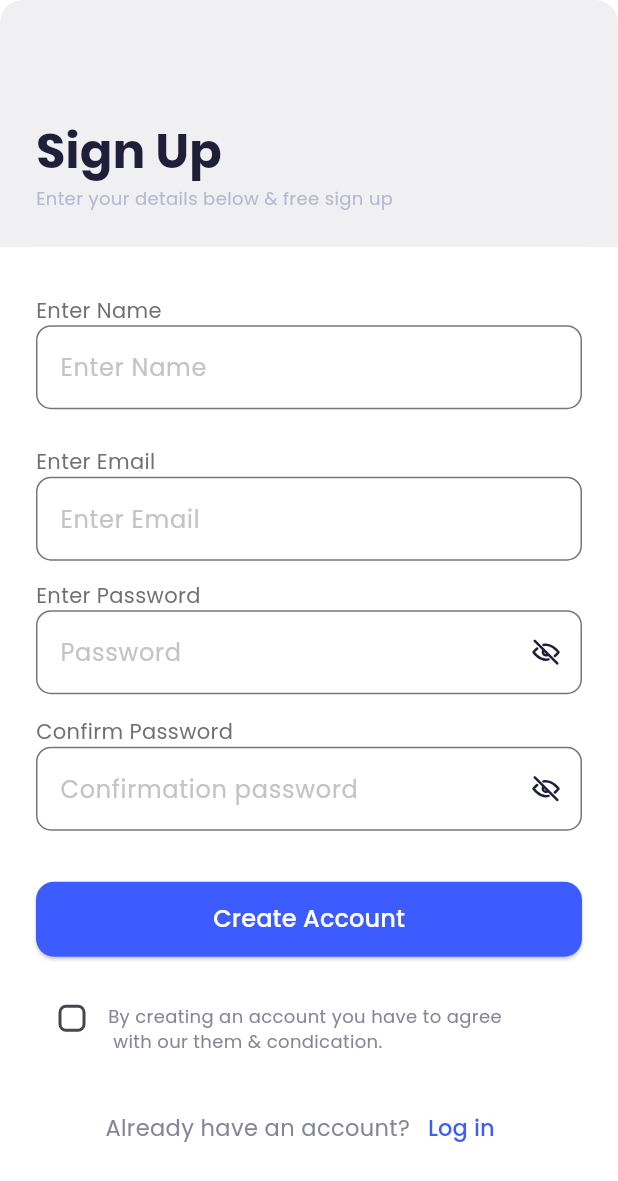
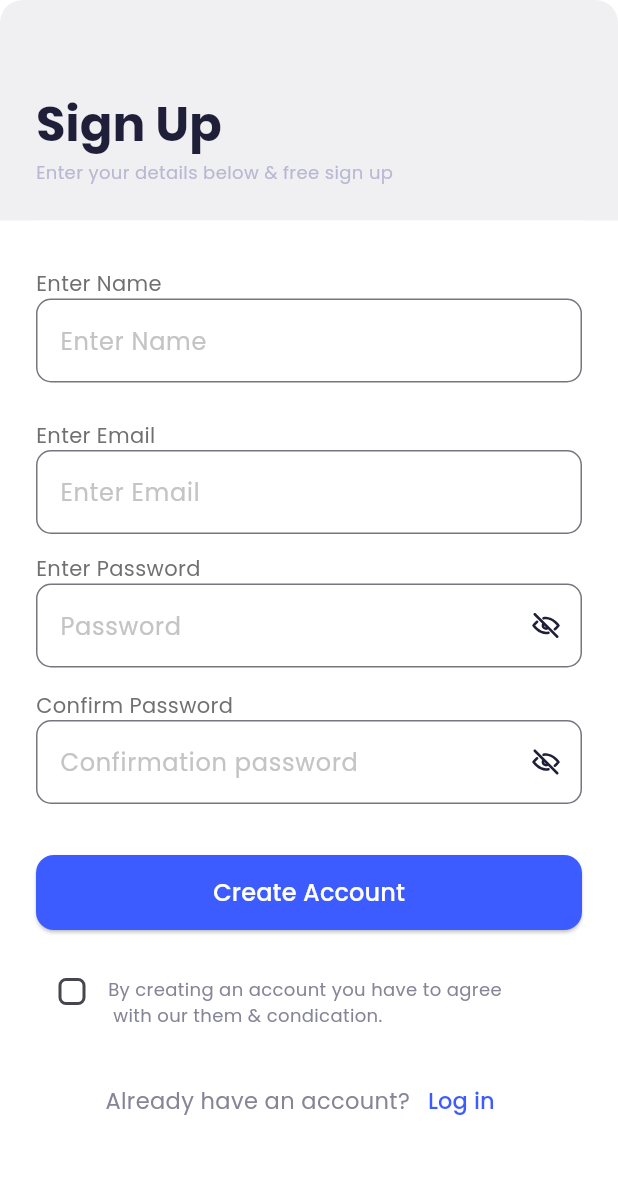
Before and after one commit to LearnTrackProject/coursely, a Flutter app: the screen it shows after launch, after a tap on "Sign Up", on a phone screen of 412 x 824 dp. Shown: the top 1181 px of the screen. Run offline on Flutter 3.47's test engine with Material 3 defaults, Android fonts, the phone set to English and light mode, and no system bars; our stand-ins replace flutter_svg, gap, go_router, pinput; missing offline and left inert: flutter_intl_phone_field.

Commit message:
Added new screens

```diff
--- a/lib/core/constants/app_images.dart
+++ b/lib/core/constants/app_images.dart
@@ -2,10 +2,12 @@ class AppImages {
   static const String onboarding1 = "assets/images/onboarding1.png";
   static const String onboarding2 = "assets/images/onboarding2.png";
   static const String onboarding3 = "assets/images/onboarding3.png";
-  static const String illustration = "assets/images/illustration.png";
+  static const String phonePng = "assets/images/phone.png";
+  static const String closePng = "assets/icons/close.png";
   static const String facebookSvg = "assets/icons/facebook.svg";
   static const String googleSvg = "assets/icons/google.svg";
   static const String eyeSvg = "assets/icons/eye.svg";
   static const String storePic = "assets/images/playstore-icon.png";
   static const String rightSvg = "assets/icons/right.svg";
+  static const String backPng = "assets/icons/left.png";
 }
--- a/lib/core/constants/routes.dart
+++ b/lib/core/constants/routes.dart
@@ -1,6 +1,8 @@
-import 'package:coursely/features/auth/presentation/page/forget_password_screen.dart';
+import 'package:coursely/features/auth/presentation/page/completed_registeration_screen.dart';
 import 'package:coursely/features/auth/presentation/page/login_screen.dart';
+import 'package:coursely/features/auth/presentation/page/phone_login_screen.dart';
 import 'package:coursely/features/auth/presentation/page/register_screen.dart';
+import 'package:coursely/features/auth/presentation/page/verify_phone_screen.dart';
 import 'package:coursely/features/splash/splash_screen.dart';
 import 'package:go_router/go_router.dart';
 
@@ -9,23 +11,32 @@ class Routes {
   // static const String welcome = '/welcome';
   static const String login = '/login';
   static const String register = '/register';
-  static const String forgetPassword = '/ForgetPassword';
-
+  // static const String forgetPassword = '/ForgetPassword';
+  static const String phoneLogin = '/phoneLogin';
+  static const String verifyPhone = '/verifyPhone';
+  static const String completedRegister = '/completedRegister';
 
   static final routes = GoRouter(
     initialLocation: splash,
     routes: [
       GoRoute(path: splash, builder: (context, state) => const SplashScreen()),
+      GoRoute(path: login, builder: (context, state) => LoginScreen()),
+      // GoRoute(
+      //   path: forgetPassword,
+      //   builder: (context, state) =>  ForgetPasswordScreen(),
+      // ),
+      GoRoute(path: register, builder: (context, state) => RegisterScreen()),
       GoRoute(
-        path: login,
-        builder: (context, state) =>  LoginScreen(),
+        path: phoneLogin,
+        builder: (context, state) => PhoneLoginScreen(),
       ),
       GoRoute(
-        path: forgetPassword,
-        builder: (context, state) =>  ForgetPasswordScreen(),
-      ),GoRoute(
-        path: register,
-        builder: (context, state) =>  RegisterScreen(),
+        path: verifyPhone,
+        builder: (context, state) => verifyPhoneScreen(),
+      ),
+      GoRoute(
+        path: completedRegister,
+        builder: (context, state) => CompletedRegisterationScreen(),
       ),
     ],
   );
--- a/lib/core/widgets/main_button.dart
+++ b/lib/core/widgets/main_button.dart
@@ -1,4 +1,3 @@
-
 import 'package:coursely/core/utils/app_colors.dart';
 import 'package:coursely/core/utils/text_styles.dart';
 import 'package:flutter/material.dart';
@@ -29,15 +28,21 @@ class MainButton extends StatelessWidget {
       width: width,
       height: height,
       child: ElevatedButton(
+
         style: ElevatedButton.styleFrom(
 
           backgroundColor: bgColor,
-          shape: RoundedRectangleBorder(borderRadius: BorderRadius.circular(12)),
+          shape: RoundedRectangleBorder(
+            borderRadius: BorderRadius.circular(12),
+          ),
         ),
         onPressed: onPressed,
         child: Text(
           text,
-          style: TextStyles.textStyle16.copyWith(color: textColor),
+          style: TextStyles.textStyle16.copyWith(
+            color: textColor,
+            fontWeight: FontWeight.w500,
+          ),
         ),
       ),
     );
--- a/lib/features/auth/presentation/page/login_screen.dart
+++ b/lib/features/auth/presentation/page/login_screen.dart
@@ -27,26 +27,16 @@ class _buildLoginBody extends StatelessWidget {
 
   @override
   Widget build(BuildContext context) {
-    return SafeArea(
+    return Scaffold(
+      backgroundColor: AppColors.lightGrey,
+      body: SafeArea(
         child: Form(
           child: Column(
+            crossAxisAlignment: CrossAxisAlignment.start,
             children: [
-            Expanded(
-              child: Container(
-                padding: EdgeInsets.only(bottom: 24, left: 24),
-                width: double.infinity,
-                decoration: BoxDecoration(
-                  color: AppColors.lightGrey,
-                  borderRadius: BorderRadius.only(
-                    topLeft: Radius.circular(15),
-                    topRight: Radius.circular(15),
-                  ),
-                ),
-                child: Column(
-                  mainAxisAlignment: MainAxisAlignment.end,
-                  children: [
-                    Align(
-                      alignment: Alignment.bottomLeft,
+              Padding(padding: EdgeInsetsGeometry.symmetric(vertical: 60)),
+              Padding(
+                padding: const EdgeInsets.all(20.0),
                 child: Text(
                   'Log In',
                   style: TextStyles.textStyle32.copyWith(
@@ -54,19 +44,16 @@ class _buildLoginBody extends StatelessWidget {
                   ),
                 ),
               ),
-                  ],
-                ),
-              ),
-            ),
               Expanded(
-              flex: 4,
-              child: Container(
-                width: double.infinity,
+                child: Stack(
+                  children: [
+                    Container(
+                      // height: 600,
                       decoration: BoxDecoration(
                         color: AppColors.backGroundColor,
                         borderRadius: BorderRadius.only(
-                    topLeft: Radius.circular(24),
-                    topRight: Radius.circular(24),
+                          topLeft: Radius.circular(20),
+                          topRight: Radius.circular(20),
                         ),
                       ),
                       child: Padding(
@@ -107,7 +94,7 @@ class _buildLoginBody extends StatelessWidget {
                                 onPressed: () {
                                   Navigation.pushNamedTo(
                                     context,
-                              Routes.forgetPassword,
+                                    Routes.phoneLogin,
                                   );
                                 },
                                 child: Text(
@@ -151,7 +138,9 @@ class _buildLoginBody extends StatelessWidget {
                               children: [
                                 Expanded(child: Divider()),
                                 Padding(
-                            padding: const EdgeInsets.symmetric(horizontal: 20),
+                                  padding: const EdgeInsets.symmetric(
+                                    horizontal: 20,
+                                  ),
                                   child: Text(
                                     'Or login With',
                                     style: TextStyles.textStyle12,
@@ -186,8 +175,11 @@ class _buildLoginBody extends StatelessWidget {
                         ),
                       ),
                     ),
+                  ],
+                ),
               ),
             ],
+          ),
         ),
       ),
     );
--- a/lib/features/auth/presentation/page/register_screen.dart
+++ b/lib/features/auth/presentation/page/register_screen.dart
@@ -28,8 +28,7 @@ class _RegisterScreenState extends State<RegisterScreen> {
         child: Form(
           child: Column(
             children: [
-              Expanded(
-                child: Container(
+              Container(
                 padding: EdgeInsets.only(bottom: 24, left: 24),
                 width: double.infinity,
                 decoration: BoxDecoration(
@@ -47,6 +46,9 @@ class _RegisterScreenState extends State<RegisterScreen> {
                       child: Column(
                         crossAxisAlignment: CrossAxisAlignment.start,
                         children: [
+                          Padding(
+                            padding: EdgeInsetsGeometry.symmetric(vertical: 30),
+                          ),
                           Text(
                             'Sign Up',
                             style: TextStyles.textStyle32.copyWith(
@@ -65,10 +67,10 @@ class _RegisterScreenState extends State<RegisterScreen> {
                   ],
                 ),
               ),
-              ),
               Expanded(
-                flex: 4,
-                child: Container(
+                child: Stack(
+                  children: [
+                    Container(
                       width: double.infinity,
                       decoration: BoxDecoration(
                         color: AppColors.backGroundColor,
@@ -165,7 +167,9 @@ class _RegisterScreenState extends State<RegisterScreen> {
                               children: [
                                 Checkbox(
                                   shape: RoundedRectangleBorder(
-                                borderRadius: BorderRadiusGeometry.circular(5),
+                                    borderRadius: BorderRadiusGeometry.circular(
+                                      5,
+                                    ),
                                   ),
                                   value: isChecked,
                                   onChanged: (value) {
@@ -213,6 +217,8 @@ class _RegisterScreenState extends State<RegisterScreen> {
                         ),
                       ),
                     ),
+                  ],
+                ),
               ),
             ],
           ),
--- a/lib/main.dart
+++ b/lib/main.dart
@@ -19,7 +19,7 @@ class Coursely extends StatelessWidget {
         scaffoldBackgroundColor: AppColors.backGroundColor,
         appBarTheme: AppBarTheme(
           surfaceTintColor: Colors.transparent,
-          backgroundColor: AppColors.backGroundColor,
+          backgroundColor: AppColors.lightGrey,
         ),
         fontFamily: AppFont.poppins,
         textButtonTheme: TextButtonThemeData(
```
Also changed, not shown: lib/core/widgets/dialogs.dart (added, +7 -0 lines), lib/features/auth/presentation/page/completed_registeration_screen.dart (added, +66 -0 lines), lib/features/auth/presentation/page/phone_login_screen.dart (added, +161 -0 lines), lib/features/auth/presentation/page/verify_phone_screen.dart (added, +121 -0 lines), pubspec.yaml (+6 -11 lines), assets/icons/close.png (added), assets/icons/left.png (added), assets/images/phone.png (renamed from assets/images/illustration.png), pubspec.lock. Lines whose indentation alone changed are shown as unchanged.
